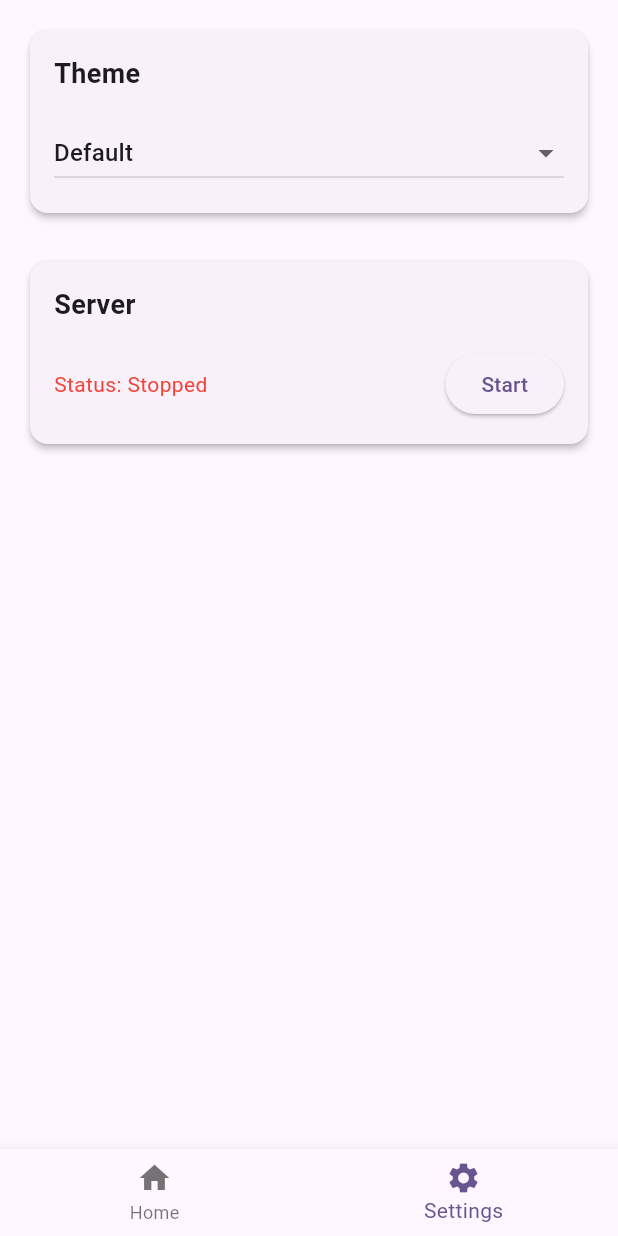
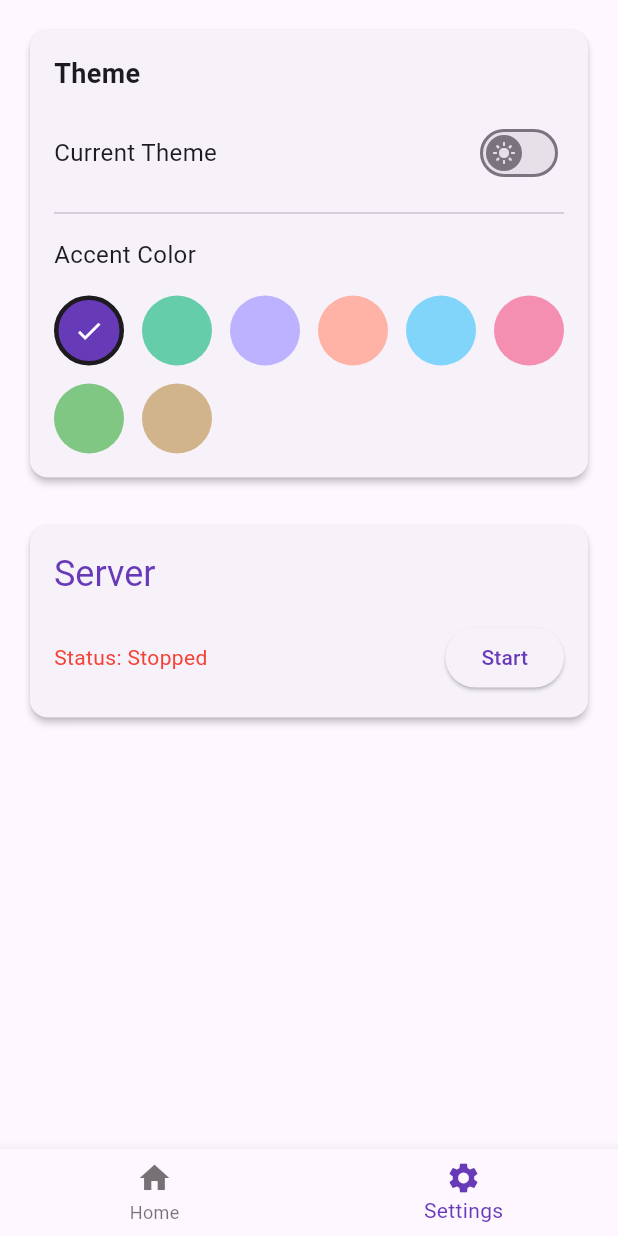
Before and after one commit to ashimsap/code_vault, a Flutter app: the screen it shows after launch, item 2 of the bottom bar chosen, after a tap on "Start", on a phone screen of 412 x 824 dp. Run offline on Flutter 3.47's test engine with Material 3 defaults, Android fonts, the phone set to English and light mode, and no system bars; our stand-ins replace flutter_riverpod, shelf, sqflite; missing offline and left inert: network_info_plus; accounts and stored records are empty.

Commit message:
initial commit

```diff
--- a/lib/main.dart
+++ b/lib/main.dart
@@ -13,11 +13,14 @@ class MyApp extends ConsumerWidget {
 
   @override
   Widget build(BuildContext context, WidgetRef ref) {
+    final themeMode = ref.watch(themeModeProvider);
     final activeTheme = ref.watch(activeThemeProvider);
 
     return MaterialApp(
       title: 'Code Vault',
-      theme: activeTheme.data,
+      theme: activeTheme,
+      darkTheme: activeTheme, // Apply the same logic for dark theme
+      themeMode: themeMode,
       debugShowCheckedModeBanner: false, // Hides the debug banner
       home: const MainScreen(),
     );
--- a/lib/providers/providers.dart
+++ b/lib/providers/providers.dart
@@ -1,47 +1,66 @@
 import 'package:code_vault/helpers/storage_helper.dart';
 import 'package:code_vault/http_server.dart';
 import 'package:code_vault/themes/app_themes.dart';
+import 'package:flutter/material.dart';
 import 'package:flutter_riverpod/flutter_riverpod.dart';
 import 'package:network_info_plus/network_info_plus.dart';
 
-// A provider for the StorageHelper instance
+// --- THEME PROVIDERS ---
+
+// Manages the app's primary theme mode (light or dark)
+final themeModeProvider = StateProvider<ThemeMode>((ref) => ThemeMode.light);
+
+// Manages the selected accent theme
+final accentThemeProvider = StateProvider<AccentTheme>((ref) => accentThemes[0]);
+
+// Combines the base theme and accent theme into the final, active theme
+final activeThemeProvider = Provider<ThemeData>((ref) {
+  final mode = ref.watch(themeModeProvider);
+  final accent = ref.watch(accentThemeProvider);
+  final baseTheme = (mode == ThemeMode.light) ? baseLightTheme : baseDarkTheme;
+
+  // Create a new ColorScheme using the base theme but with the chosen accent color
+  final newColorScheme = baseTheme.colorScheme.copyWith(
+    primary: accent.color,
+    secondary: accent.color,
+  );
+
+  // Apply the new color scheme to the base theme
+  return baseTheme.copyWith(
+    colorScheme: newColorScheme,
+    // You can customize other theme properties here too
+    // e.g., appBarTheme, buttonTheme, etc.
+  );
+});
+
+// --- SERVER AND NETWORK PROVIDERS ---
+
 final storageHelperProvider = Provider<StorageHelper>((ref) {
   return StorageHelper.instance;
 });
 
-// A future provider that initializes the database
 final databaseProvider = FutureProvider<void>((ref) async {
   final storageHelper = ref.watch(storageHelperProvider);
   await storageHelper.database;
 });
 
-// Provider for the SimpleHttpServer
 final httpServerProvider = Provider<SimpleHttpServer>((ref) {
   final server = SimpleHttpServer();
   ref.onDispose(() => server.stop());
   return server;
 });
 
-// Provider to get the IP address
 final ipAddressProvider = FutureProvider<String?>((ref) async {
   return NetworkInfo().getWifiIP();
 });
 
-// Provider that exposes the stream of connected clients from the server
 final clientUpdatesProvider = StreamProvider<List<String>>((ref) {
   final server = ref.watch(httpServerProvider);
   return server.clientUpdates;
 });
 
-// Provider to manage the server's running state
 final serverRunningProvider = StateNotifierProvider<ServerRunningNotifier, bool>((ref) {
   return ServerRunningNotifier(ref);
-});
-
-// Provider to manage the currently selected theme
-final activeThemeProvider = StateProvider<AppTheme>((ref) {
-  // Default to the first theme in the list
-  return appThemes[0];
 });
 
 class ServerRunningNotifier extends StateNotifier<bool> {
--- a/lib/themes/app_themes.dart
+++ b/lib/themes/app_themes.dart
@@ -1,38 +1,27 @@
 import 'package:flutter/material.dart';
 
-// A class to hold theme information
-class AppTheme {
+// A simple class to hold the accent color and its name
+class AccentTheme {
   final String name;
-  final ThemeData data;
+  final Color color;
 
-  const AppTheme(this.name, this.data);
+  const AccentTheme(this.name, this.color);
 }
 
-// List of available themes
-final List<AppTheme> appThemes = [
-  AppTheme('Default', defaultTheme),
-  AppTheme('Minty', mintyTheme),
-  AppTheme('Lavender', lavenderTheme),
-  AppTheme('Sunset', sunsetTheme),
+// --- BASE THEMES ---
+// Defines the overall look of the app in light and dark mode.
+final baseLightTheme = ThemeData.light(useMaterial3: true);
+final baseDarkTheme = ThemeData.dark(useMaterial3: true);
+
+// --- ACCENT THEMES ---
+// List of available accent colors.
+final List<AccentTheme> accentThemes = [
+  const AccentTheme('Default', Colors.deepPurple),
+  const AccentTheme('Mint', Color(0xFF66CDAA)),
+  const AccentTheme('Lavender', Color(0xFFBDB2FF)),
+  const AccentTheme('Sunset', Color(0xFFFFB3A7)),
+  const AccentTheme('Ocean', Color(0xFF81D4FA)),
+  const AccentTheme('Rose', Color(0xFFF48FB1)),
+  const AccentTheme('Forest', Color(0xFF81C784)),
+  const AccentTheme('Sand', Color(0xFFD2B48C)),
 ];
-
-// Theme Definitions
-final defaultTheme = ThemeData(
-  colorScheme: ColorScheme.fromSeed(seedColor: Colors.deepPurple),
-  useMaterial3: true,
-);
-
-final mintyTheme = ThemeData(
-  colorScheme: ColorScheme.fromSeed(seedColor: Colors.teal),
-  useMaterial3: true,
-);
-
-final lavenderTheme = ThemeData(
-  colorScheme: ColorScheme.fromSeed(seedColor: Color.fromARGB(255, 159, 134, 209)),
-  useMaterial3: true,
-);
-
-final sunsetTheme = ThemeData(
-  colorScheme: ColorScheme.fromSeed(seedColor: Color.fromARGB(255, 255, 159, 128)),
-  useMaterial3: true,
-);
--- /dev/null
+++ b/lib/views/settings/connected_devices_section.dart
@@ -0,0 +1,50 @@
+import 'package:flutter/material.dart';
+import 'package:flutter_riverpod/flutter_riverpod.dart';
+import 'package:code_vault/providers/providers.dart';
+
+class ConnectedDevicesSection extends ConsumerWidget {
+  const ConnectedDevicesSection({super.key});
+
+  @override
+  Widget build(BuildContext context, WidgetRef ref) {
+    final isServerRunning = ref.watch(serverRunningProvider);
+    final clientsAsync = ref.watch(clientUpdatesProvider);
+
+    if (!isServerRunning) {
+      return const SizedBox.shrink(); // Don't show this section if the server is off
+    }
+
+    return Card(
+      elevation: 2,
+      child: Padding(
+        padding: const EdgeInsets.all(16.0),
+        child: Column(
+          crossAxisAlignment: CrossAxisAlignment.start,
+          children: [
+            Text('Connected Devices', style: Theme.of(context).textTheme.headlineSmall?.copyWith(
+              color: Theme.of(context).colorScheme.primary, // Using accent color
+            )),
+            const SizedBox(height: 16),
+            clientsAsync.when(
+              data: (clients) {
+                if (clients.isEmpty) {
+                  return const Text('No clients connected.');
+                }
+                return ListView.builder(
+                  shrinkWrap: true,
+                  physics: const NeverScrollableScrollPhysics(), // To be used inside a ListView
+                  itemCount: clients.length,
+                  itemBuilder: (context, index) {
+                    return Text(clients[index]);
+                  },
+                );
+              },
+              loading: () => const Text('Waiting for connections...'),
+              error: (err, stack) => Text('Error: $err'),
+            ),
+          ],
+        ),
+      ),
+    );
+  }
+}
--- /dev/null
+++ b/lib/views/settings/server_section.dart
@@ -0,0 +1,56 @@
+import 'package:flutter/material.dart';
+import 'package:flutter_riverpod/flutter_riverpod.dart';
+import 'package:code_vault/providers/providers.dart';
+
+class ServerSection extends ConsumerWidget {
+  const ServerSection({super.key});
+
+  @override
+  Widget build(BuildContext context, WidgetRef ref) {
+    final isServerRunning = ref.watch(serverRunningProvider);
+    final ipAddressAsync = ref.watch(ipAddressProvider);
+
+    return Card(
+      elevation: 2,
+      child: Padding(
+        padding: const EdgeInsets.all(16.0),
+        child: Column(
+          crossAxisAlignment: CrossAxisAlignment.start,
+          children: [
+            Text('Server', style: Theme.of(context).textTheme.headlineSmall?.copyWith(
+              color: Theme.of(context).colorScheme.primary, // Using accent color
+            )),
+            const SizedBox(height: 16),
+            Row(
+              mainAxisAlignment: MainAxisAlignment.spaceBetween,
+              children: [
+                Text(
+                  isServerRunning ? 'Status: Running' : 'Status: Stopped',
+                  style: TextStyle(color: isServerRunning ? Theme.of(context).colorScheme.primary : Colors.red), // Using accent color when running
+                ),
+                ElevatedButton(
+                  onPressed: () {
+                    if (isServerRunning) {
+                      ref.read(serverRunningProvider.notifier).stopServer();
+                    } else {
+                      ref.read(serverRunningProvider.notifier).startServer();
+                    }
+                  },
+                  child: Text(isServerRunning ? 'Stop' : 'Start'),
+                ),
+              ],
+            ),
+            if (isServerRunning) ...[
+              const SizedBox(height: 16),
+              ipAddressAsync.when(
+                data: (ip) => Text('Listening at: http://$ip:8765'),
+                loading: () => const Text('Listening at: Fetching IP...'),
+                error: (err, stack) => const Text('Listening at: Error'),
+              ),
+            ],
+          ],
+        ),
+      ),
+    );
+  }
+}
--- /dev/null
+++ b/lib/views/settings/theme_section.dart
@@ -0,0 +1,75 @@
+import 'package:code_vault/themes/app_themes.dart';
+import 'package:flutter/material.dart';
+import 'package:flutter_riverpod/flutter_riverpod.dart';
+import 'package:code_vault/providers/providers.dart';
+
+class ThemeSection extends ConsumerWidget {
+  const ThemeSection({super.key});
+
+  @override
+  Widget build(BuildContext context, WidgetRef ref) {
+    final themeMode = ref.watch(themeModeProvider);
+    final activeAccent = ref.watch(accentThemeProvider);
+
+    return Card(
+      elevation: 2,
+      child: Padding(
+        padding: const EdgeInsets.all(16.0),
+        child: Column(
+          crossAxisAlignment: CrossAxisAlignment.start,
+          children: [
+            const Text('Theme', style: TextStyle(fontSize: 18, fontWeight: FontWeight.bold)),
+            const SizedBox(height: 16),
+            // --- Light/Dark Mode Toggle ---
+            Row(
+              mainAxisAlignment: MainAxisAlignment.spaceBetween,
+              children: [
+                const Text('Current Theme', style: TextStyle(fontSize: 16)),
+                Switch(
+                  value: themeMode == ThemeMode.dark,
+                  onChanged: (isDark) {
+                    ref.read(themeModeProvider.notifier).state = isDark ? ThemeMode.dark : ThemeMode.light;
+                  },
+                  thumbIcon: MaterialStateProperty.resolveWith<Icon?>((states) {
+                    return Icon(states.contains(MaterialState.selected) ? Icons.dark_mode : Icons.light_mode);
+                  }),
+                ),
+              ],
+            ),
+            const Divider(height: 32),
+            // --- Accent Color Selector ---
+            const Text('Accent Color', style: TextStyle(fontSize: 16)),
+            const SizedBox(height: 16),
+            GridView.builder(
+              shrinkWrap: true,
+              physics: const NeverScrollableScrollPhysics(),
+              gridDelegate: const SliverGridDelegateWithFixedCrossAxisCount(
+                crossAxisCount: 6,
+                crossAxisSpacing: 12,
+                mainAxisSpacing: 12,
+              ),
+              itemCount: accentThemes.length,
+              itemBuilder: (context, index) {
+                final accent = accentThemes[index];
+                final bool isActive = accent.name == activeAccent.name;
+                return InkWell(
+                  onTap: () => ref.read(accentThemeProvider.notifier).state = accent,
+                  child: Container(
+                    width: 40,
+                    height: 40,
+                    decoration: BoxDecoration(
+                      color: accent.color,
+                      shape: BoxShape.circle,
+                      border: isActive ? Border.all(color: Theme.of(context).colorScheme.onSurface, width: 3) : null,
+                    ),
+                    child: isActive ? const Icon(Icons.check, color: Colors.white, size: 20) : null,
+                  ),
+                );
+              },
+            ),
+          ],
+        ),
+      ),
+    );
+  }
+}
--- a/lib/views/settings_view.dart
+++ b/lib/views/settings_view.dart
@@ -1,152 +1,22 @@
-import 'package:code_vault/themes/app_themes.dart';
+import 'package:code_vault/views/settings/connected_devices_section.dart';
+import 'package:code_vault/views/settings/server_section.dart';
+import 'package:code_vault/views/settings/theme_section.dart';
 import 'package:flutter/material.dart';
-import 'package:flutter_riverpod/flutter_riverpod.dart';
-import 'package:code_vault/providers/providers.dart';
 
-class SettingsView extends ConsumerWidget {
+class SettingsView extends StatelessWidget {
   const SettingsView({super.key});
 
   @override
-  Widget build(BuildContext context, WidgetRef ref) {
+  Widget build(BuildContext context) {
     return ListView(
       padding: const EdgeInsets.all(16.0),
       children: const [
-        _ThemeSection(),
+        ThemeSection(),
         SizedBox(height: 24),
-        _ServerSection(),
+        ServerSection(),
         SizedBox(height: 24),
-        _ConnectedDevicesSection(),
+        ConnectedDevicesSection(),
       ],
     );
   }
 }
-
-class _ThemeSection extends ConsumerWidget {
-  const _ThemeSection();
-
-  @override
-  Widget build(BuildContext context, WidgetRef ref) {
-    final activeTheme = ref.watch(activeThemeProvider);
-
-    return Card(
-      elevation: 2,
-      child: Padding(
-        padding: const EdgeInsets.all(16.0),
-        child: Column(
-          crossAxisAlignment: CrossAxisAlignment.start,
-          children: [
-            const Text('Theme', style: TextStyle(fontSize: 18, fontWeight: FontWeight.bold)),
-            const SizedBox(height: 16),
-            DropdownButton<AppTheme>(
-              value: activeTheme,
-              onChanged: (AppTheme? newTheme) {
-                if (newTheme != null) {
-                  ref.read(activeThemeProvider.notifier).state = newTheme;
-                }
-              },
-              items: appThemes.map<DropdownMenuItem<AppTheme>>((AppTheme theme) {
-                return DropdownMenuItem<AppTheme>(
-                  value: theme,
-                  child: Text(theme.name),
-                );
-              }).toList(),
-              isExpanded: true,
-            ),
-          ],
-        ),
-      ),
-    );
-  }
-}
-
-class _ServerSection extends ConsumerWidget {
-  const _ServerSection();
-
-  @override
-  Widget build(BuildContext context, WidgetRef ref) {
-    final isServerRunning = ref.watch(serverRunningProvider);
-    final ipAddressAsync = ref.watch(ipAddressProvider);
-
-    return Card(
-      elevation: 2,
-      child: Padding(
-        padding: const EdgeInsets.all(16.0),
-        child: Column(
-          crossAxisAlignment: CrossAxisAlignment.start,
-          children: [
-            const Text('Server', style: TextStyle(fontSize: 18, fontWeight: FontWeight.bold)),
-            const SizedBox(height: 16),
-            Row(
-              mainAxisAlignment: MainAxisAlignment.spaceBetween,
-              children: [
-                Text(isServerRunning ? 'Status: Running' : 'Status: Stopped', style: TextStyle(color: isServerRunning ? Colors.green : Colors.red)),
-                ElevatedButton(
-                  onPressed: () {
-                    if (isServerRunning) {
-                      ref.read(serverRunningProvider.notifier).stopServer();
-                    } else {
-                      ref.read(serverRunningProvider.notifier).startServer();
-                    }
-                  },
-                  child: Text(isServerRunning ? 'Stop' : 'Start'),
-                ),
-              ],
-            ),
-            if (isServerRunning) ...[
-              const SizedBox(height: 16),
-              ipAddressAsync.when(
-                data: (ip) => Text('Listening at: http://$ip:8765'),
-                loading: () => const Text('Listening at: Fetching IP...'),
-                error: (err, stack) => const Text('Listening at: Error'),
-              ),
-            ],
-          ],
-        ),
-      ),
-    );
-  }
-}
-
-class _ConnectedDevicesSection extends ConsumerWidget {
-  const _ConnectedDevicesSection();
-
-  @override
-  Widget build(BuildContext context, WidgetRef ref) {
-    final isServerRunning = ref.watch(serverRunningProvider);
-    final clientsAsync = ref.watch(clientUpdatesProvider);
-
-    if (!isServerRunning) {
-      return const SizedBox.shrink(); // Don't show this section if the server is off
-    }
-
-    return Card(
-      elevation: 2,
-      child: Padding(
-        padding: const EdgeInsets.all(16.0),
-        child: Column(
-          crossAxisAlignment: CrossAxisAlignment.start,
-          children: [
-            const Text('Connected Devices', style: TextStyle(fontSize: 18, fontWeight: FontWeight.bold)),
-            const SizedBox(height: 16),
-            clientsAsync.when(
-              data: (clients) {
-                if (clients.isEmpty) {
-                  return const Text('No clients connected.');
-                }
-                return ListView.builder(
-                  shrinkWrap: true,
-                  itemCount: clients.length,
-                  itemBuilder: (context, index) {
-                    return Text(clients[index]);
-                  },
-                );
-              },
-              loading: () => const Text('Waiting for connections...'),
-              error: (err, stack) => Text('Error: $err'),
-            ),
-          ],
-        ),
-      ),
-    );
-  }
-}
```
